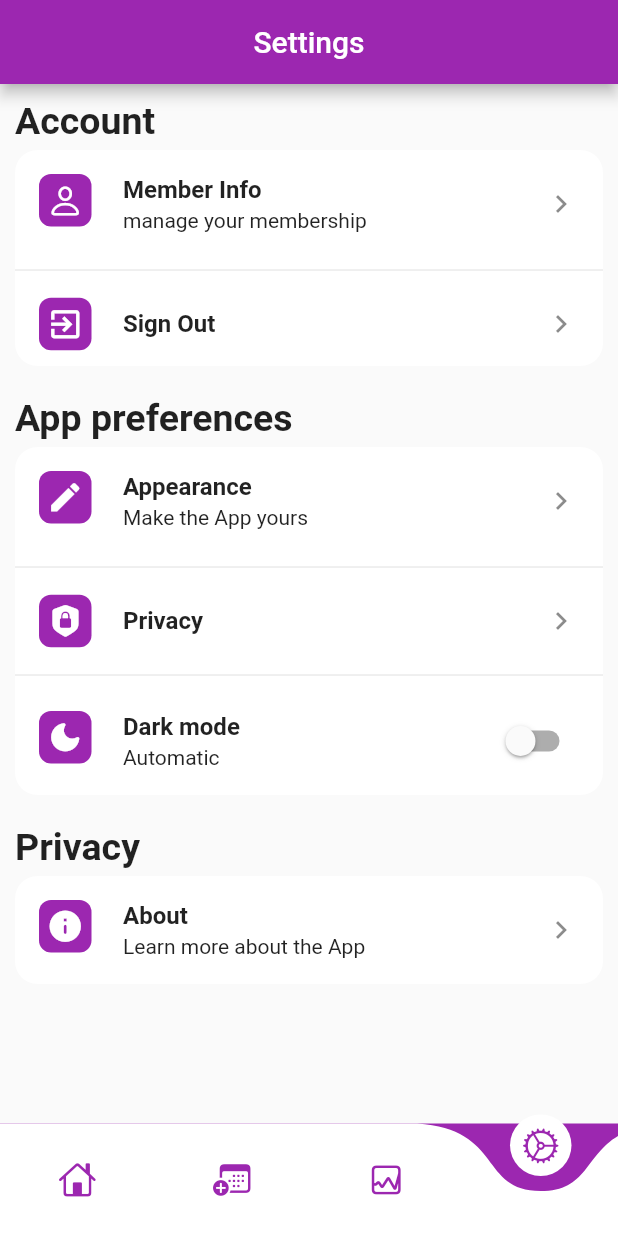
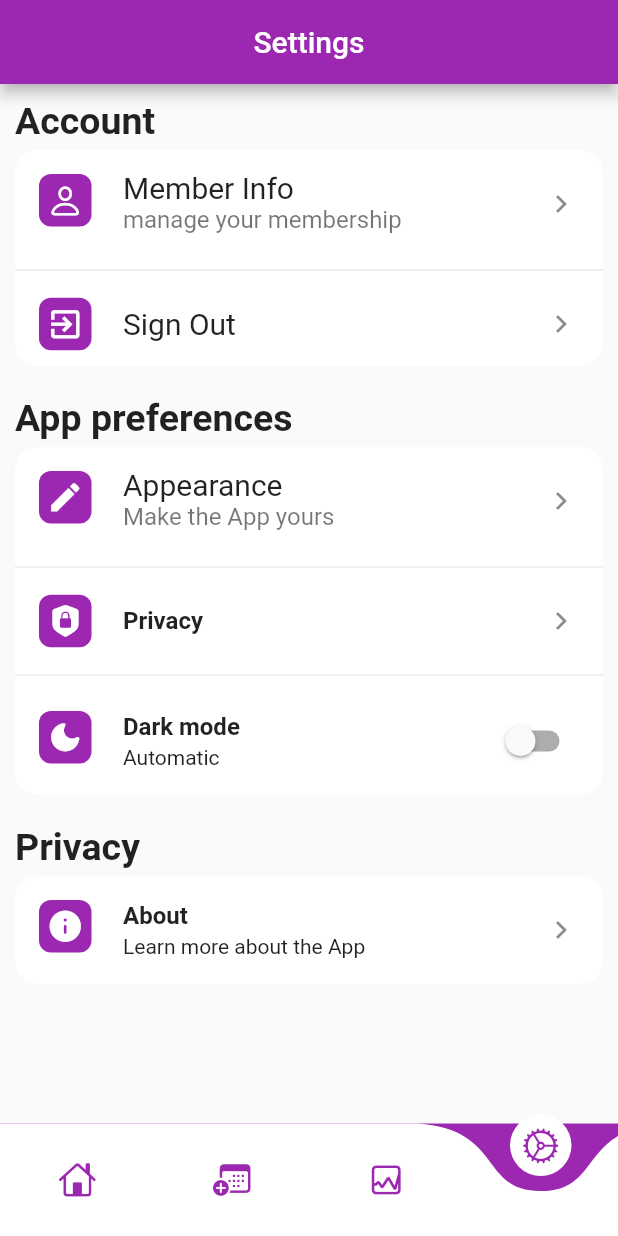
Before and after one commit to AltTheo/UOP_sports_V2.0, a Flutter app: the screen it shows after launch, item 4 of the bottom bar chosen, on a phone screen of 412 x 824 dp. Run offline on Flutter 3.47's test engine with Material 2 defaults, Android fonts, the phone set to English and light mode, and no system bars; drawn by our look-alikes of babstrap_settings_screen, curved_navigation_bar; our stand-ins replace animated_notch_bottom_bar, firebase_auth, firebase_core; missing offline and left inert: booking_calendar; accounts and stored records are empty.

Commit message:
start on settings adjustments

```diff
--- a/lib/screens/SettingsScreen.dart
+++ b/lib/screens/SettingsScreen.dart
@@ -55,7 +55,9 @@ class Settings extends StatelessWidget {
                       iconsColor: Colors.white),
                   onTap: () {},
                   title: 'Member Info',
+                  titleStyle: const TextStyle(fontSize: 20),
                   subtitle: 'manage your membership',
+                  subtitleStyle: const TextStyle(fontSize: 16),
                 ),
                 SettingsItem(
                   onTap: () {
@@ -67,6 +69,7 @@ class Settings extends StatelessWidget {
                       withBackground: true,
                       iconsColor: Colors.white),
                   title: "Sign Out",
+                  titleStyle: const TextStyle(fontSize: 20),
                 ),
               ],
             ),
@@ -81,7 +84,9 @@ class Settings extends StatelessWidget {
                       withBackground: true,
                       backgroundColor: Colors.purple),
                   title: 'Appearance',
+                  titleStyle: const TextStyle(fontSize: 20),
                   subtitle: "Make the App yours",
+                  subtitleStyle: const TextStyle(fontSize: 16),
                 ),
                 SettingsItem(
                   onTap: () {},
@@ -107,7 +112,7 @@ class Settings extends StatelessWidget {
                     value: false,
                     onChanged: (value) {
                       setState() {
-                        isSwitched = true;
+                        isSwitched = value;
                       }
                     },
                   ),
```
